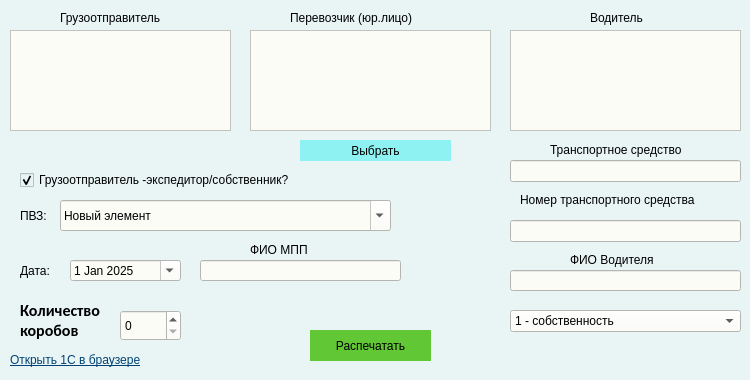
Before: the Qt Designer form design.ui in eVnur/AtnEditor, drawn with Qt 5.
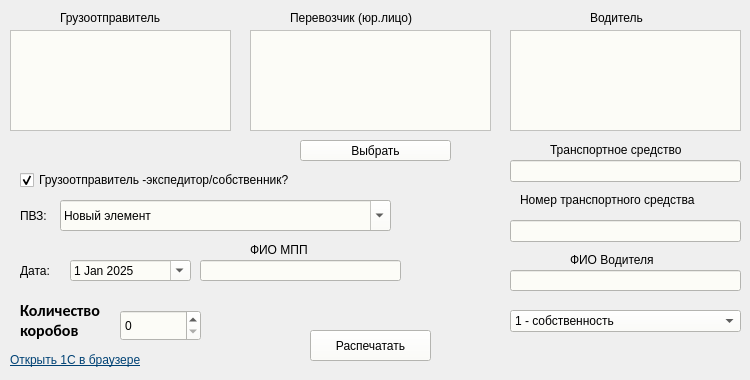
After: the same form once the commit is applied. Icons and pictures are not drawn.

Patch:
```diff
--- a/design.ui
+++ b/design.ui
@@ -35,15 +35,16 @@
   </property>
   <property name="styleSheet">
    <string notr="true">QWidget{
-background: #e9f5f5;
 font: 12pt &quot;Calibri&quot;;
 }
 QLineEdit{
 background: #fcfcf7;
+color:black;
 }
 QPlainTextEdit{
 font-size:10pt;
 background: #fcfcf7;
+color:black;
 }
 QListView{
 background: #fcfcf7;
@@ -51,24 +52,11 @@
 QPushButton{
 background:#fcfcf7;
 }
-QPushButton#transferBtn{
-	border-radius: 0px;
-    color: black;
-    transition: .2s linear;
-    background: #8ff2f2;
+
+QPushButton{
+color:black;
 }
-QPushButton#transferBtn:pressed{
-	background: #76cccc;
-}
-QPushButton#PrintBtn{
-	border-radius: 0px;
-    color: black;
-    transition: .2s linear;
-    background: #62c734;
-}
-QPushButton#PrintBtn:pressed{
-	background: #4b9926;
-}
+
 QDateEdit{
 background: #fcfcf7;
 }</string>
@@ -82,7 +70,7 @@
      <rect>
       <x>20</x>
       <y>170</y>
-      <width>331</width>
+      <width>351</width>
       <height>20</height>
      </rect>
     </property>
@@ -268,12 +256,13 @@
      <rect>
       <x>120</x>
       <y>310</y>
-      <width>61</width>
+      <width>81</width>
       <height>31</height>
      </rect>
     </property>
     <property name="styleSheet">
-     <string notr="true">background:#fcfcf7;</string>
+     <string notr="true">background:#fcfcf7;
+color:black;</string>
     </property>
    </widget>
    <widget class="QLabel" name="label_9">
@@ -438,7 +427,7 @@
      <rect>
       <x>70</x>
       <y>260</y>
-      <width>111</width>
+      <width>121</width>
       <height>21</height>
      </rect>
     </property>
@@ -450,7 +439,7 @@
     </property>
     <property name="minimumDateTime">
      <datetime>
-      <hour>15</hour>
+      <hour>9</hour>
       <minute>0</minute>
       <second>0</second>
       <year>2025</year>
```
Left out of the diff: 13 changed lines with no effect on the pictures.
